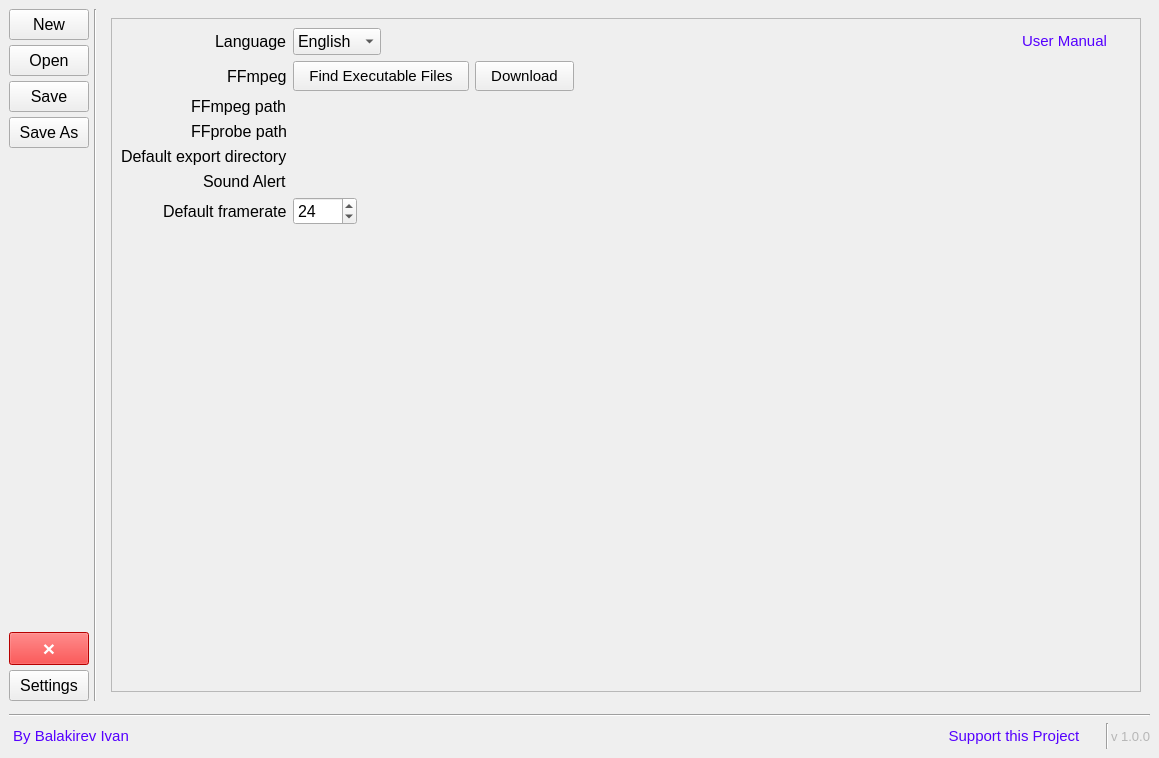
iron-mesh/gif_builder, file Forms/main_window.ui: the form before one commit.
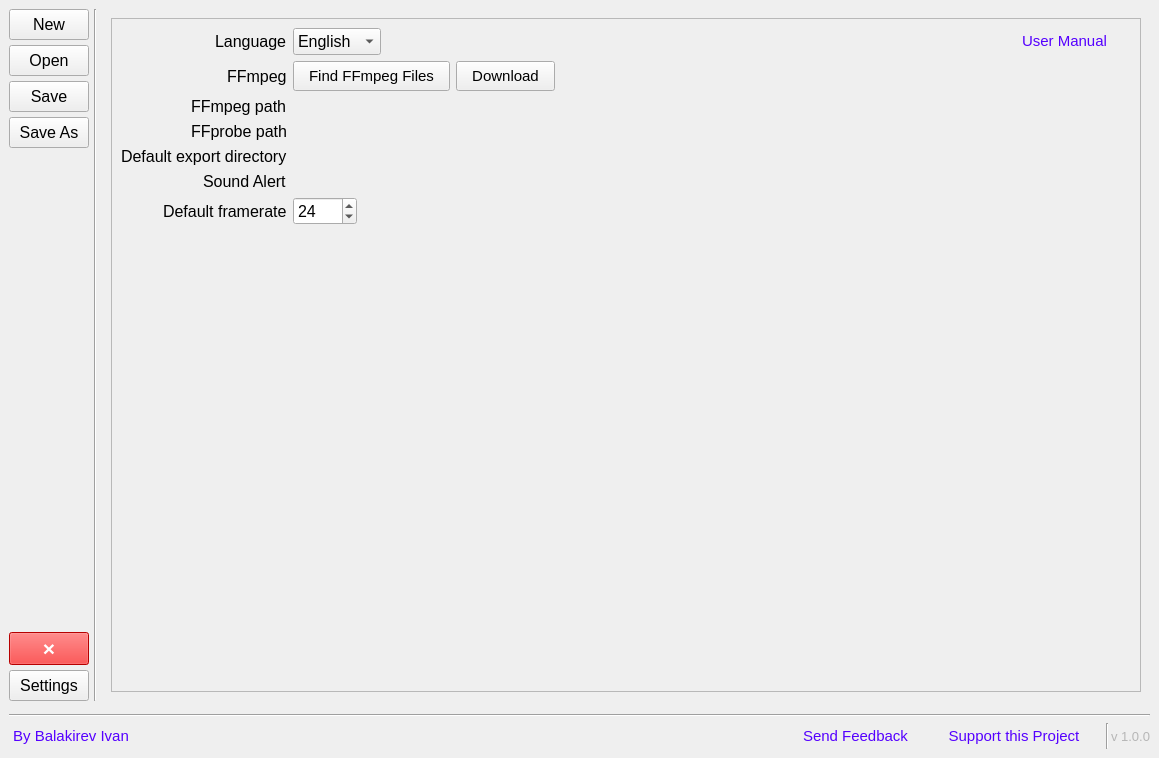
The form after the commit. Custom widgets are drawn as their Qt base class.

Commit message: версия 1.2a добавлена функция поиска файлов FFmpeg

What changed in the file:
```diff
--- a/Forms/main_window.ui
+++ b/Forms/main_window.ui
@@ -1639,7 +1639,7 @@
 </string>
                       </property>
                       <property name="text">
-                       <string>Find Executable Files</string>
+                       <string>Find FFmpeg Files</string>
                       </property>
                      </widget>
                     </item>
@@ -1784,6 +1784,51 @@
           </property>
          </spacer>
         </item>
+        <item>
+         <widget class="QPushButton" name="feedback_button">
+          <property name="font">
+           <font>
+            <pointsize>11</pointsize>
+           </font>
+          </property>
+          <property name="cursor">
+           <cursorShape>PointingHandCursor</cursorShape>
+          </property>
+          <property name="styleSheet">
+           <string notr="true">QPushButton { color:rgb(85, 0, 255)}
+
+:hover{
+		color:blue;
+		text-decoration: underline;
+}</string>
+          </property>
+          <property name="locale">
+           <locale language="English" country="UnitedKingdom"/>
+          </property>
+          <property name="text">
+           <string>Send Feedback</string>
+          </property>
+          <property name="flat">
+           <bool>true</bool>
+          </property>
+         </widget>
+        </item>
+        <item>
+         <spacer name="horizontalSpacer_13">
+          <property name="orientation">
+           <enum>Qt::Horizontal</enum>
+          </property>
+          <property name="sizeType">
+           <enum>QSizePolicy::Fixed</enum>
+          </property>
+          <property name="sizeHint" stdset="0">
+           <size>
+            <width>30</width>
+            <height>20</height>
+           </size>
+          </property>
+         </spacer>
+        </item>
         <item>
          <widget class="QPushButton" name="support_button">
           <property name="font">
```
Left out of the diff: 6 changed lines with no effect on the pictures. The commit also changes 8 other files.
